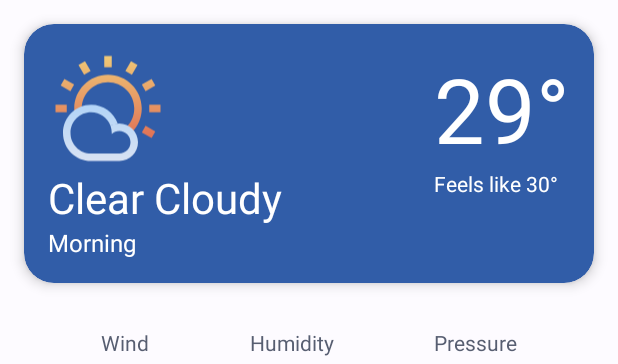
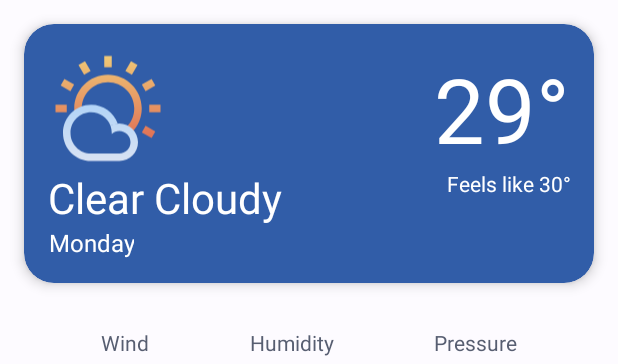
Before and after one commit to r-khvstnv/PinPlace, an Android app: the layout fragment_weather.xml on its own in the app's theme, with its tools: preview values and no code run, on a phone screen of 412 x 824 dp. Shown: the top 364 px of the screen. Run offline under Robolectric (Android 15) with nearby library versions, the phone set to English and light mode, and no system bars.

Commit message:
Added Weather UI implementation

```diff
--- a/app/build.gradle
+++ b/app/build.gradle
@@ -65,4 +65,7 @@ dependencies {
     //rxjava
     implementation ("io.reactivex.rxjava3:rxjava:$rxJava3Ver")
     implementation ("io.reactivex.rxjava3:rxandroid:$rxJava3Ver")
+    //glide
+    implementation 'com.github.bumptech.glide:glide:4.13.0'
+    kapt 'com.github.bumptech.glide:compiler:4.13.0'
 }
--- a/app/src/main/java/com/rkhvstnv/pinplace/api/WeatherApi.kt
+++ b/app/src/main/java/com/rkhvstnv/pinplace/api/WeatherApi.kt
@@ -11,6 +11,7 @@ interface WeatherApi {
     fun getWeatherData(
         @Query(Constants.WEATHER_API_LAT) lat: Double,
         @Query(Constants.WEATHER_API_LON) lon: Double,
+        @Query(Constants.WEATHER_API_UNITS) units: String,
         @Query(Constants.WEATHER_API_EXCLUDE) exclude: String,
         @Query(Constants.WEATHER_API_ID) id: String
     ): Single<WeatherModel>
--- a/app/src/main/java/com/rkhvstnv/pinplace/api/WeatherService.kt
+++ b/app/src/main/java/com/rkhvstnv/pinplace/api/WeatherService.kt
@@ -11,6 +11,7 @@ class WeatherService @Inject constructor(private val api: WeatherApi) {
         return  api.getWeatherData(
             lat = lat,
             lon = lon,
+            Constants.WEATHER_API_UNITS_VALUE,
             Constants.WEATHER_API_EXCLUDED_VALUE,
             Keys.WEATHER_API_KEY_VALUE
         )
--- a/app/src/main/java/com/rkhvstnv/pinplace/utils/Constants.kt
+++ b/app/src/main/java/com/rkhvstnv/pinplace/utils/Constants.kt
@@ -7,6 +7,7 @@ object Constants {
     const val WEATHER_API_LAT = "lat"
     const val WEATHER_API_LON = "lon"
     const val WEATHER_API_UNITS = "units"
+    const val WEATHER_API_UNITS_VALUE = "metric"
     const val WEATHER_API_EXCLUDE = "exclude"
     const val WEATHER_API_EXCLUDED_VALUE = "minutely,alerts"
     const val WEATHER_API_ID = "appid"
--- a/app/src/main/java/com/rkhvstnv/pinplace/utils/Extensions.kt
+++ b/app/src/main/java/com/rkhvstnv/pinplace/utils/Extensions.kt
@@ -1,6 +1,8 @@
 package com.rkhvstnv.pinplace.utils
 
 import android.content.Context
+import android.widget.ImageView
+import com.bumptech.glide.Glide
 import com.rkhvstnv.pinplace.di.PinPlaceApplication
 import com.rkhvstnv.pinplace.di.app.AppComponent
 
@@ -9,3 +11,7 @@ val Context.appComponent: AppComponent
         is PinPlaceApplication -> appComponent
         else -> this.applicationContext.appComponent
     }
+
+fun ImageView.loadImage(imageInt: Int){
+    Glide.with(context).load(imageInt).centerInside().into(this)
+}
--- a/app/src/main/res/layout/fragment_weather.xml
+++ b/app/src/main/res/layout/fragment_weather.xml
@@ -2,6 +2,7 @@
 <androidx.swiperefreshlayout.widget.SwipeRefreshLayout xmlns:android="http://schemas.android.com/apk/res/android"
     xmlns:app="http://schemas.android.com/apk/res-auto"
     xmlns:tools="http://schemas.android.com/tools"
+    android:id="@+id/sr_weather_layout"
     android:layout_width="match_parent"
     android:layout_height="match_parent"
     tools:context=".ui.weather.WeatherFragment">
@@ -23,7 +24,6 @@
                 android:layout_width="match_parent"
                 android:layout_height="wrap_content"
                 android:layout_margin="@dimen/weather_inner_margin"
-                app:cardCornerRadius="@dimen/card_radius"
                 app:layout_constraintEnd_toEndOf="parent"
                 app:layout_constraintStart_toStartOf="parent"
                 app:layout_constraintTop_toTopOf="parent">
@@ -58,14 +58,14 @@
                         tools:text="Clear Cloudy" />
 
                     <TextView
-                        android:id="@+id/tv_day_part"
+                        android:id="@+id/tv_day_name"
                         style="@style/WeatherTextViewOnPrimaryCard"
                         android:layout_width="wrap_content"
                         android:layout_height="wrap_content"
                         android:textSize="@dimen/weather_day_part_text_size"
                         app:layout_constraintStart_toStartOf="parent"
                         app:layout_constraintTop_toBottomOf="@id/tv_weather_title"
-                        tools:text="@string/st_morning" />
+                        tools:text="Monday" />
 
                     <TextView
                         android:id="@+id/tv_temperature"
@@ -88,12 +88,12 @@
                         app:layout_constraintTop_toTopOf="parent" />
 
                     <TextView
-                        android:id="@+id/_fl"
+                        android:id="@+id/tv_feels_like"
                         style="@style/WeatherTextViewOnPrimaryCard"
-                        android:layout_width="wrap_content"
+                        android:layout_width="0dp"
                         android:layout_height="wrap_content"
                         android:textSize="@dimen/weather_feels_like_size"
-                        app:layout_constraintStart_toStartOf="@id/tv_temperature"
+                        app:layout_constraintEnd_toEndOf="@id/_temperature_sign"
                         app:layout_constraintTop_toBottomOf="@id/tv_temperature"
                         tools:text="Feels like 30°" />
 
@@ -171,11 +171,11 @@
                 android:layout_height="wrap_content"
                 android:layout_marginHorizontal="@dimen/weather_inner_margin"
                 android:layout_marginVertical="@dimen/weather_forecast_margin_vertical"
-                android:background="@color/sunrise"
                 android:orientation="horizontal"
                 app:layout_constraintEnd_toEndOf="parent"
                 app:layout_constraintStart_toStartOf="parent"
-                app:layout_constraintTop_toBottomOf="@id/tv_wind" />
+                app:layout_constraintTop_toBottomOf="@id/tv_wind"
+                tools:background="@color/sunrise" />
 
             <!--Sun State-->
             <com.google.android.material.progressindicator.LinearProgressIndicator
@@ -185,14 +185,14 @@
                 android:layout_marginBottom="@dimen/weather_sun_state_progress_margin"
                 android:max="24"
                 app:indicatorColor="@color/sunrise"
-                app:layout_constraintBottom_toTopOf="@id/tv_sun_state_first"
-                app:layout_constraintEnd_toEndOf="@id/tv_sun_state_second"
-                app:layout_constraintStart_toStartOf="@id/tv_sun_state_first"
-                app:trackColor="@color/sunset"
+                app:layout_constraintBottom_toTopOf="@id/tv_sunrise"
+                app:layout_constraintEnd_toEndOf="@id/tv_sunset"
+                app:layout_constraintStart_toStartOf="@id/tv_sunrise"
+                app:trackColor="?attr/colorPrimary"
                 tools:background="@color/sunrise" />
 
             <TextView
-                android:id="@+id/tv_sun_state_first"
+                android:id="@+id/tv_sunrise"
                 style="@style/WeatherDetailsTitleTextView"
                 android:layout_width="wrap_content"
                 android:layout_height="wrap_content"
@@ -203,13 +203,13 @@
                 tools:text="Sunrise 05:30" />
 
             <TextView
-                android:id="@+id/tv_sun_state_second"
+                android:id="@+id/tv_sunset"
                 style="@style/WeatherDetailsTitleTextView"
                 android:layout_width="wrap_content"
                 android:layout_height="wrap_content"
                 android:layout_marginHorizontal="@dimen/weather_sun_states_margin_horizontal"
                 app:layout_constraintEnd_toEndOf="parent"
-                app:layout_constraintTop_toTopOf="@id/tv_sun_state_first"
+                app:layout_constraintTop_toTopOf="@id/tv_sunrise"
                 tools:text="Sunset 05:30" />
 
             <com.google.android.material.card.MaterialCardView
@@ -222,7 +222,7 @@
                 app:layout_constraintBottom_toBottomOf="parent"
                 app:layout_constraintEnd_toEndOf="parent"
                 app:layout_constraintStart_toStartOf="parent"
-                app:layout_constraintTop_toBottomOf="@id/tv_sun_state_first">
+                app:layout_constraintTop_toBottomOf="@id/tv_sunrise">
 
                 <androidx.recyclerview.widget.RecyclerView
                     android:id="@+id/rv_day_forecast"
--- a/app/src/main/res/layout/item_day_forecast.xml
+++ b/app/src/main/res/layout/item_day_forecast.xml
@@ -22,6 +22,7 @@
         style="@style/WeatherTextViewOnSecondaryCard"
         android:layout_width="wrap_content"
         android:layout_height="wrap_content"
+        android:layout_marginStart="@dimen/forecast_item_margin"
         android:textSize="@dimen/day_forecast_text_size"
         app:layout_constraintBottom_toBottomOf="@id/iv_weather_image_df"
         app:layout_constraintHorizontal_bias="0"
@@ -34,7 +35,7 @@
         style="@style/WeatherTextViewOnSecondaryCard"
         android:layout_width="wrap_content"
         android:layout_height="wrap_content"
-        android:layout_marginStart="5dp"
+        android:layout_marginStart="@dimen/forecast_item_margin"
         android:textSize="@dimen/day_forecast_text_size"
         app:layout_constraintBottom_toBottomOf="@id/iv_weather_image_df"
         app:layout_constraintEnd_toStartOf="@id/tv_temperature_df"
--- a/app/src/main/res/values/colors.xml
+++ b/app/src/main/res/values/colors.xml
@@ -1,6 +1,7 @@
 <resources>
     <color name="sunrise">#EFC977</color>
     <color name="sunset">#315DA8</color>
+    <color name="moonlight">#575E71</color>
 
 
     <color name="md_theme_light_primary">#315DA8</color>
--- a/app/src/main/res/values/dimens.xml
+++ b/app/src/main/res/values/dimens.xml
@@ -27,6 +27,7 @@
     <!--Weather items-->
     <dimen name="hour_forecast_inner_padding">16dp</dimen>
     <dimen name="hour_forecast_inner_margin">5dp</dimen>
+    <dimen name="forecast_item_margin">5dp</dimen>
     <dimen name="hour_forecast_image_size">36dp</dimen>
     <dimen name="day_forecast_inner_padding">10dp</dimen>
     <dimen name="day_forecast_temperature_text_size">22sp</dimen>
--- a/app/src/main/res/values/strings.xml
+++ b/app/src/main/res/values/strings.xml
@@ -8,10 +8,6 @@
     <!--Weather-->
     <string name="st_celsius">°C</string>
     <string name="st_celsius_sign">°</string>
-    <string name="st_morning">Morning</string>
-    <string name="st_afternoon">Afternoon</string>
-    <string name="st_evening">Evening</string>
-    <string name="st_night">Night</string>
     <string name="st_feels_like">Feels like</string>
     <string name="st_wind">Wind</string>
     <string name="st_humidity">Humidity</string>
--- a/app/src/main/res/values/styles.xml
+++ b/app/src/main/res/values/styles.xml
@@ -15,16 +15,19 @@
         <item name="cardElevation">@dimen/card_elevation</item>
         <item name="cardBackgroundColor">?attr/colorPrimary</item>
         <item name="strokeWidth">0dp</item>
+        <item name="cardCornerRadius">@dimen/card_radius</item>
     </style>
 
     <style name="WeatherTextViewOnPrimaryCard" parent="Widget.MaterialComponents.TextView">
         <item name="android:textColor">?attr/colorOnPrimary</item>
+        <item name="android:textAlignment">center</item>
     </style>
 
     <style name="WeatherCardViewSecondary" parent="Widget.MaterialComponents.CardView">
         <item name="cardElevation">@dimen/card_elevation</item>
         <item name="cardBackgroundColor">?attr/colorSecondary</item>
         <item name="strokeWidth">0dp</item>
+        <item name="cardCornerRadius">@dimen/card_radius</item>
     </style>
 
     <style name="WeatherTextViewOnSecondaryCard" parent="Widget.MaterialComponents.TextView">
```
Also changed, not shown: app/src/main/java/com/rkhvstnv/pinplace/model/SunriseModel.kt (added, +8 -0 lines), app/src/main/java/com/rkhvstnv/pinplace/ui/weather/DayForecastAdapter.kt (added, +58 -0 lines), app/src/main/java/com/rkhvstnv/pinplace/ui/weather/HourForecastAdapter.kt (added, +64 -0 lines), app/src/main/java/com/rkhvstnv/pinplace/ui/weather/WeatherFragment.kt (+88 -4 lines), app/src/main/java/com/rkhvstnv/pinplace/ui/weather/WeatherViewModel.kt (+9 -2 lines), app/src/main/java/com/rkhvstnv/pinplace/utils/WeatherUtils.kt (added, +60 -0 lines), app/src/main/res/drawable/ic_navigation_24.xml (added, +10 -0 lines), app/src/main/res/layout/item_hour_forecast.xml (+22 -3 lines), 1 other file.
